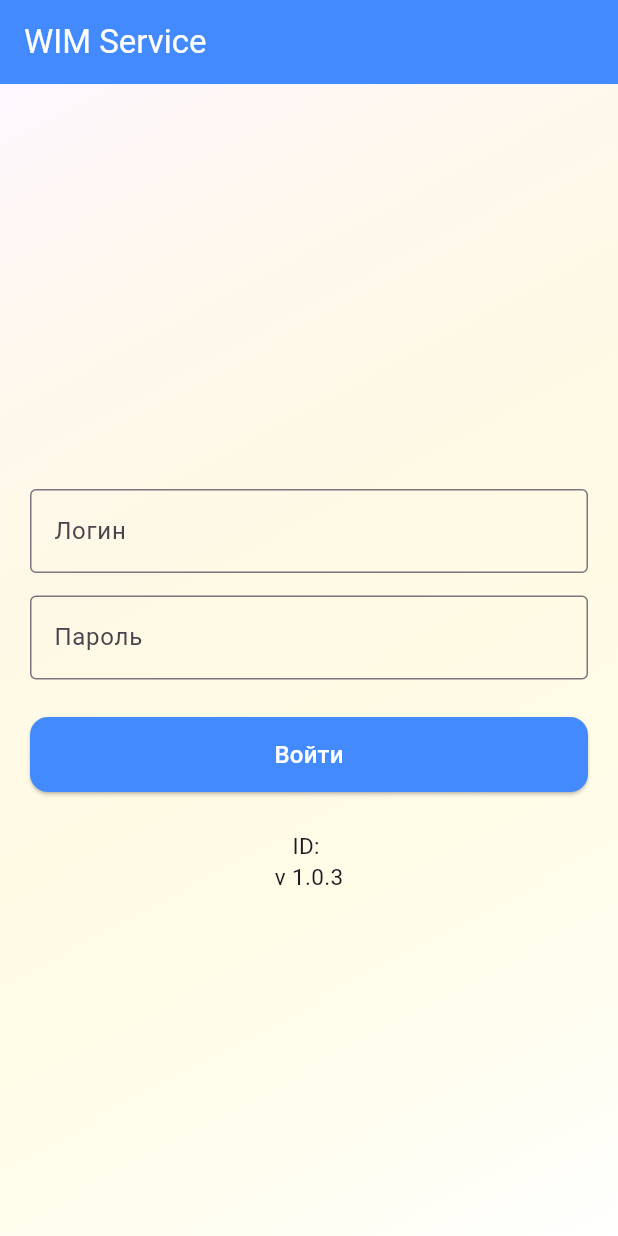
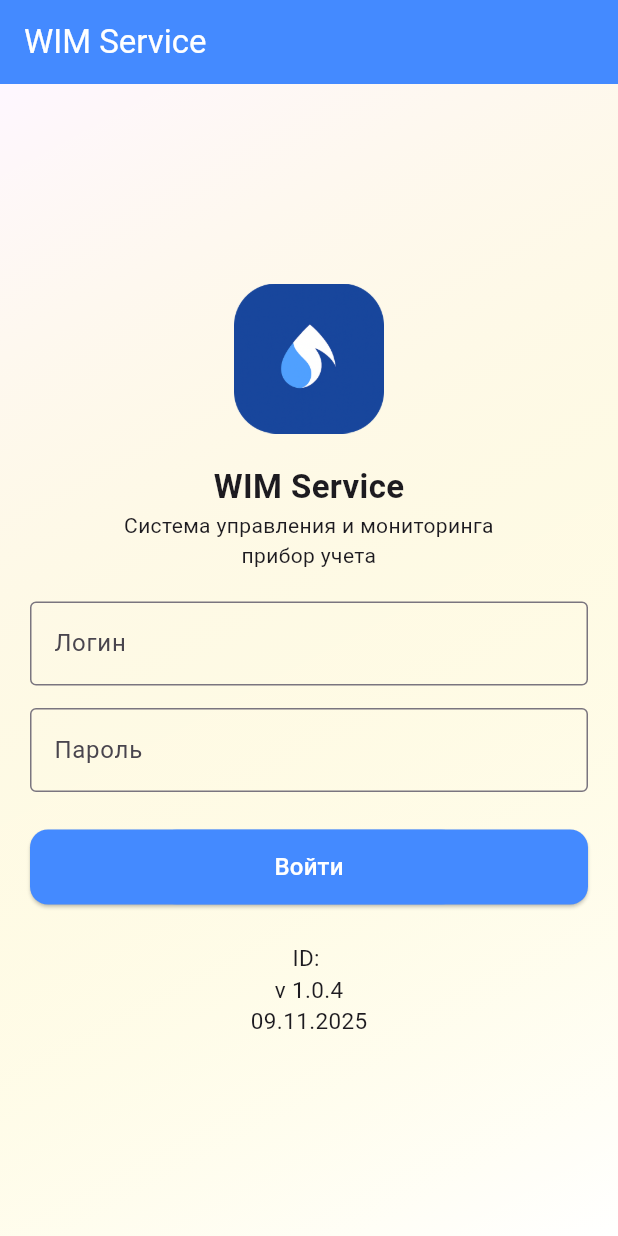
Before and after one commit to YeshmuratovNurzat/WIM, a Flutter app: the screen it shows after launch, on a phone screen of 412 x 824 dp. Run offline on Flutter 3.47's test engine with Material 3 defaults, Android fonts, the phone set to English and light mode, and no system bars; our stand-ins replace dio, dropdown_button2, flutter_svg, geolocator, image_picker, mask_text_input_formatter and 6 more; accounts and stored records are empty; generated files the repository leaves out were written again; project files that could hold a hidden picture were left out.

Commit message:
new ui main login

```diff
--- a/lib/data/database/dbOpenHelper.dart
+++ b/lib/data/database/dbOpenHelper.dart
@@ -91,7 +91,8 @@ class DbOpenHelper {
         PhotoNameActOutputs TEXT,
         CdDate TEXT,
         RpuId TEXT,
-        Diameter TEXT
+        Diameter TEXT,
+        Label TEXT
       )
     ''');
 
@@ -193,6 +194,8 @@ class DbOpenHelper {
         counter.getAttribute('SerialNumber')?.replaceAll('"', "'") ?? '';
     final String sealNumber =
         counter.getAttribute('SealNumber')?.replaceAll('"', "'") ?? '';
+    final String label =
+        counter.getAttribute('Label')?.replaceAll('"', "'") ?? '';
     final String statusId =
         counter.getAttribute('StatusId')?.replaceAll('"', "'") ?? '';
     final String calibr =
@@ -215,6 +218,7 @@ class DbOpenHelper {
         'PhotoName': null,
         'RpuId': '',
         'Diameter': '',
+        'Label': label,
       },
     );
   }
--- a/lib/data/model/water_meter_model.dart
+++ b/lib/data/model/water_meter_model.dart
@@ -44,6 +44,7 @@ class WaterMeterModel {
   final String dateVerif;
   final String actionId;
   final String sealNumber;
+  final String label;
   final String statusId;
   final String readout;
   final String typSituId;
@@ -64,6 +65,7 @@ class WaterMeterModel {
     required this.dateVerif,
     required this.actionId,
     required this.sealNumber,
+    required this.label,
     required this.statusId,
     required this.readout,
     required this.typSituId,
@@ -86,6 +88,7 @@ class WaterMeterModel {
       dateVerif: xml.getAttribute('DateVerif') ?? '',
       actionId: xml.getAttribute('ActionId') ?? '',
       sealNumber: xml.getAttribute('SealNumber') ?? '',
+      label: xml.getAttribute('Label') ?? '',
       statusId: xml.getAttribute('StatusId') ?? '',
       readout: xml.getAttribute('Readout') ?? '',
       typSituId: xml.getAttribute('TypSituId') ?? '',
@@ -110,6 +113,7 @@ class WaterMeterModel {
         builder.attribute('DateVerif', dateVerif);
         builder.attribute('ActionId', actionId);
         builder.attribute('SealNumber', sealNumber);
+        builder.attribute('Label', label);
         builder.attribute('Readout', readout);
         builder.attribute('CdDate', cdDate);
         builder.attribute('RpuId', rpuId);
--- a/lib/ui/page/login.dart
+++ b/lib/ui/page/login.dart
@@ -4,6 +4,7 @@ import 'package:WIM/ui/util/global.dart';
 import 'package:WIM/ui/viewModel/loginViewModel.dart';
 import 'package:flutter/material.dart';
 import 'package:flutter/services.dart';
+import 'package:flutter_svg/svg.dart';
 import 'package:package_info_plus/package_info_plus.dart';
 import 'package:provider/provider.dart';
 import 'package:shared_preferences/shared_preferences.dart';
@@ -81,7 +82,8 @@ class _LoginPageState extends State<LoginPage> {
       child: Column(
         mainAxisAlignment: MainAxisAlignment.center,
         children: [
-          Text(firmaN, style: TextStyle(fontSize: 15)),
+          infoText(),
+          // Text(firmaN, style: TextStyle(fontSize: 15)),
           SizedBox(height: 20),
           buildInput(),
           SizedBox(height: 25),
@@ -97,6 +99,30 @@ class _LoginPageState extends State<LoginPage> {
     return AppBar(
       title: Text('WIM Service', style: TextStyle(color: Colors.white)),
       backgroundColor: Colors.blueAccent,
+    );
+  }
+
+  Widget infoText(){
+    return SizedBox(
+      child: Column(
+        children: [
+          Image.asset('assets/images/log.png', width: 100, height: 100),
+          SizedBox(height: 20),
+          Text("WIM Service", style: TextStyle(fontWeight: FontWeight.bold, fontSize: 22), ),
+          Text.rich(
+            TextSpan(
+              children: [
+                TextSpan(text: 'Система управления и мониторинга\n'),
+                TextSpan(
+                  text: 'прибор учета',
+                  style: TextStyle(height: 1.5),
+                ),
+              ],
+            ),
+            textAlign: TextAlign.center,
+          ),
+        ],
+      ),
     );
   }
 
@@ -148,6 +174,10 @@ class _LoginPageState extends State<LoginPage> {
         ),
         Text(
           "v $version",
+          style: TextStyle(fontSize: 15),
+        ),
+        Text(
+          "09.11.2025",
           style: TextStyle(fontSize: 15),
         )
       ],
--- a/lib/ui/viewModel/settingViewModel.dart
+++ b/lib/ui/viewModel/settingViewModel.dart
@@ -434,6 +434,8 @@ class SettingViewModel with ChangeNotifier {
           node.getAttribute('SerialNumber')?.replaceAll('"', "'") ?? '';
       String sealNumber =
           node.getAttribute('SealNumber')?.replaceAll('"', "'") ?? '';
+      String label =
+          node.getAttribute('Label')?.replaceAll('"', "'") ?? '';
       String statusId =
           node.getAttribute('StatusId')?.replaceAll('"', "'") ?? '';
       String calibr = node.getAttribute('Calibr')?.replaceAll('"', "'") ?? '';
@@ -456,6 +458,7 @@ class SettingViewModel with ChangeNotifier {
           'PhotoNameActOutputs': null,
           'RpuId': '',
           'Diameter': '',
+          'Label': label,
         },
       );
     }
```
Also changed, not shown: lib/ui/page/act.dart (+9 -3 lines), lib/ui/page/waterMeter.dart (+46 -7 lines), pubspec.yaml (+6 -3 lines), assets/images/icon.png (added), assets/images/icon_service_logo.svg (added), assets/images/log.png (added), assets/images/logo.png (added), assets/images/logo_main.png (added), pubspec.lock, 4 other files.
